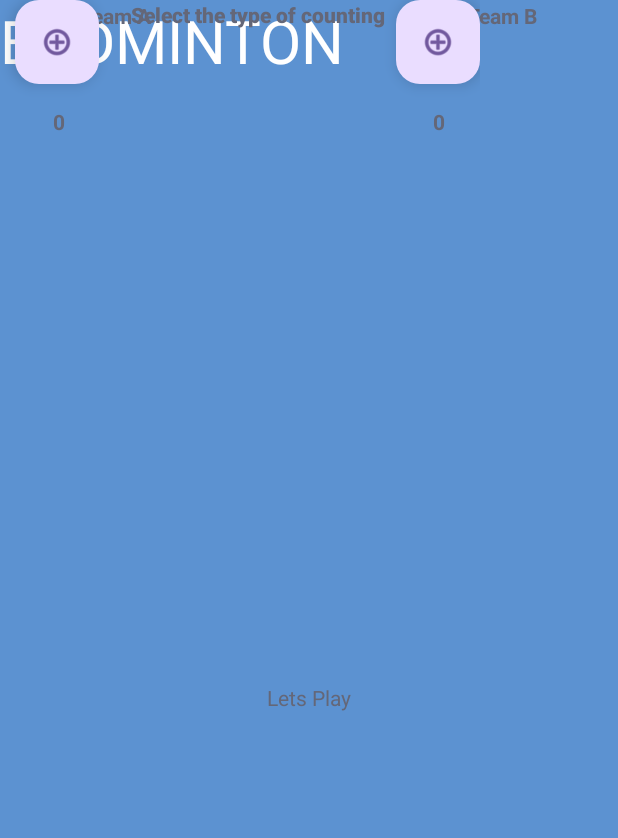
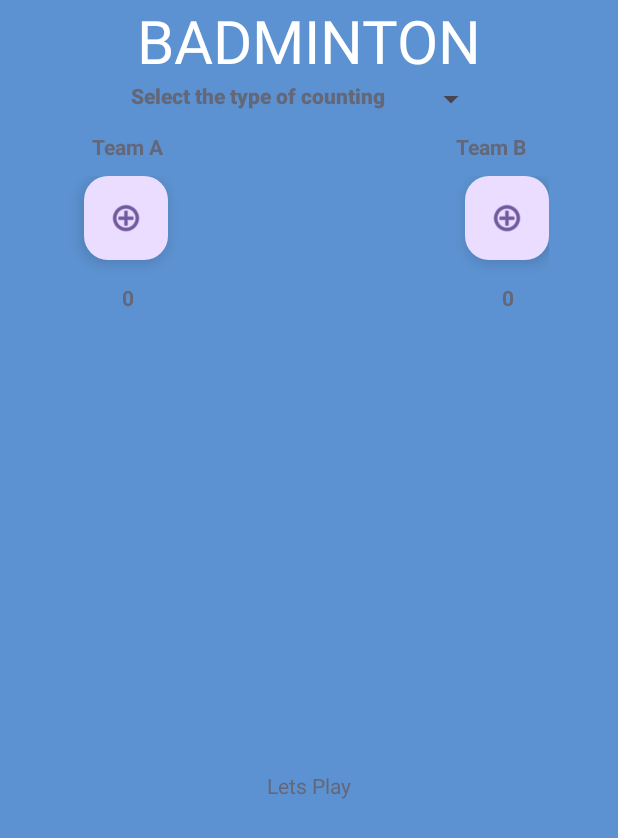
Before and after one commit to myCambrianGoonja/lab_4.1And5ScoringGameApp, an Android app: the screen it shows after launch (ActualScoring), after a tap on "BADMINTON", on a phone screen of 412 x 824 dp. Shown: the top 838 px of the screen. Run offline under Robolectric (Android 15) with nearby library versions, the phone set to English and light mode, and no system bars.

Commit message:
more on better layout worked on setting up constraints again

```diff
--- a/app/src/main/res/layout/activity_actual_scoring.xml
+++ b/app/src/main/res/layout/activity_actual_scoring.xml
@@ -13,18 +13,18 @@
         android:layout_height="wrap_content"
         android:textColor="@color/white"
         android:textSize="40dp"
-        tools:layout_editor_absoluteX="206dp"
-        tools:ignore="MissingConstraints" />
+        app:layout_constraintEnd_toEndOf="parent"
+        app:layout_constraintStart_toStartOf="parent"
+        app:layout_constraintTop_toTopOf="parent" />
 
     <androidx.gridlayout.widget.GridLayout
         android:id="@+id/gridLayout2"
         android:layout_width="wrap_content"
+        android:layout_height="wrap_content"
         android:layout_marginHorizontal="20dp"
-        android:layout_height="wrap_content"
         app:layout_constraintEnd_toEndOf="parent"
         app:layout_constraintStart_toStartOf="parent"
-        tools:layout_editor_absoluteY="80dp"
-        tools:ignore="MissingConstraints">
+        app:layout_constraintTop_toBottomOf="@+id/nameOfTheGame">
 
         <TextView
             android:id="@+id/textView11"
@@ -32,9 +32,7 @@
             android:layout_height="wrap_content"
             android:fontFamily="sans-serif-black"
             android:text="@string/type_of_counting_text"
-            android:textColor="@color/shuttle_gray"
-            tools:layout_editor_absoluteX="52dp"
-            tools:layout_editor_absoluteY="75dp" />
+            android:textColor="@color/shuttle_gray" />
 
         <Spinner
             android:id="@+id/type_of_spinner"
@@ -46,11 +44,10 @@
 
     <androidx.gridlayout.widget.GridLayout
         android:id="@+id/teamNames"
-        android:layout_width="325dp"
-        android:layout_height="43dp"
+        android:layout_width="310dp"
+        android:layout_height="wrap_content"
         android:layout_marginHorizontal="40dp"
         app:columnCount="6"
-        app:layout_constraintBottom_toTopOf="@+id/gridLayout"
         app:layout_constraintEnd_toEndOf="parent"
         app:layout_constraintStart_toStartOf="parent"
         app:layout_constraintTop_toBottomOf="@+id/gridLayout2">
@@ -81,9 +78,10 @@
         android:layout_height="wrap_content"
         android:layout_marginHorizontal="45sp"
         app:columnCount="6"
+        app:layout_constraintEnd_toEndOf="parent"
+        app:layout_constraintStart_toStartOf="parent"
+        app:layout_constraintTop_toBottomOf="@+id/teamNames"
         app:rowCount="4"
-        tools:layout_editor_absoluteX="45dp"
-        tools:layout_editor_absoluteY="182dp"
         tools:ignore="MissingConstraints">
 
 
@@ -93,6 +91,7 @@
             android:layout_height="wrap_content"
             android:layout_marginLeft="10dp"
             android:clickable="true"
+            android:contentDescription="@string/increament"
             app:layout_column="2"
             app:layout_row="1"
             app:srcCompat="@android:drawable/ic_menu_add" />
@@ -103,6 +102,7 @@
             android:layout_height="wrap_content"
             android:layout_marginLeft="25sp"
             android:clickable="true"
+            android:contentDescription="@string/increament"
             app:layout_column="5"
             app:layout_row="1"
             app:srcCompat="@android:drawable/ic_menu_add" />
@@ -116,10 +116,10 @@
             android:paddingVertical="15dp"
             android:text="@string/zero"
             android:textAlignment="center"
+            android:textColor="@color/shuttle_gray"
+            android:textStyle="bold"
             app:layout_column="2"
-            app:layout_row="2"
-            android:textStyle="bold"
-            android:textColor="@color/shuttle_gray"/>
+            app:layout_row="2" />
 
         <TextView
             android:id="@+id/teamBScore"
@@ -129,10 +129,10 @@
             android:paddingHorizontal="10dp"
             android:text="@string/zero"
             android:textAlignment="center"
+            android:textColor="@color/shuttle_gray"
+            android:textStyle="bold"
             app:layout_column="5"
-            app:layout_row="2"
-            android:textStyle="bold"
-            android:textColor="@color/shuttle_gray"/>
+            app:layout_row="2" />
     </androidx.gridlayout.widget.GridLayout>
 
     <TextView
--- a/app/src/main/res/values/strings.xml
+++ b/app/src/main/res/values/strings.xml
@@ -10,4 +10,5 @@
     <string name="team_b">Team B</string>
     <string name="lets_play">Lets Play</string>
     <string name="zero">0</string>
+    <string name="increament">Increasing the score by one</string>
 </resources>
```
